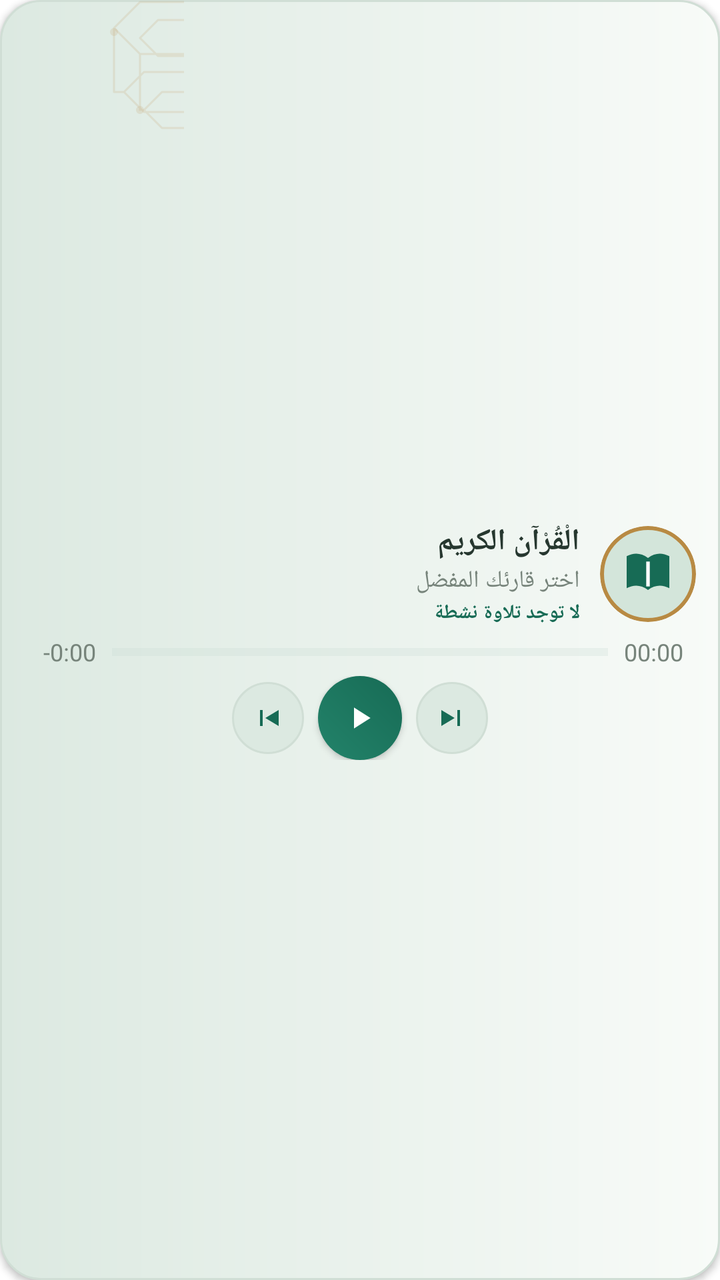
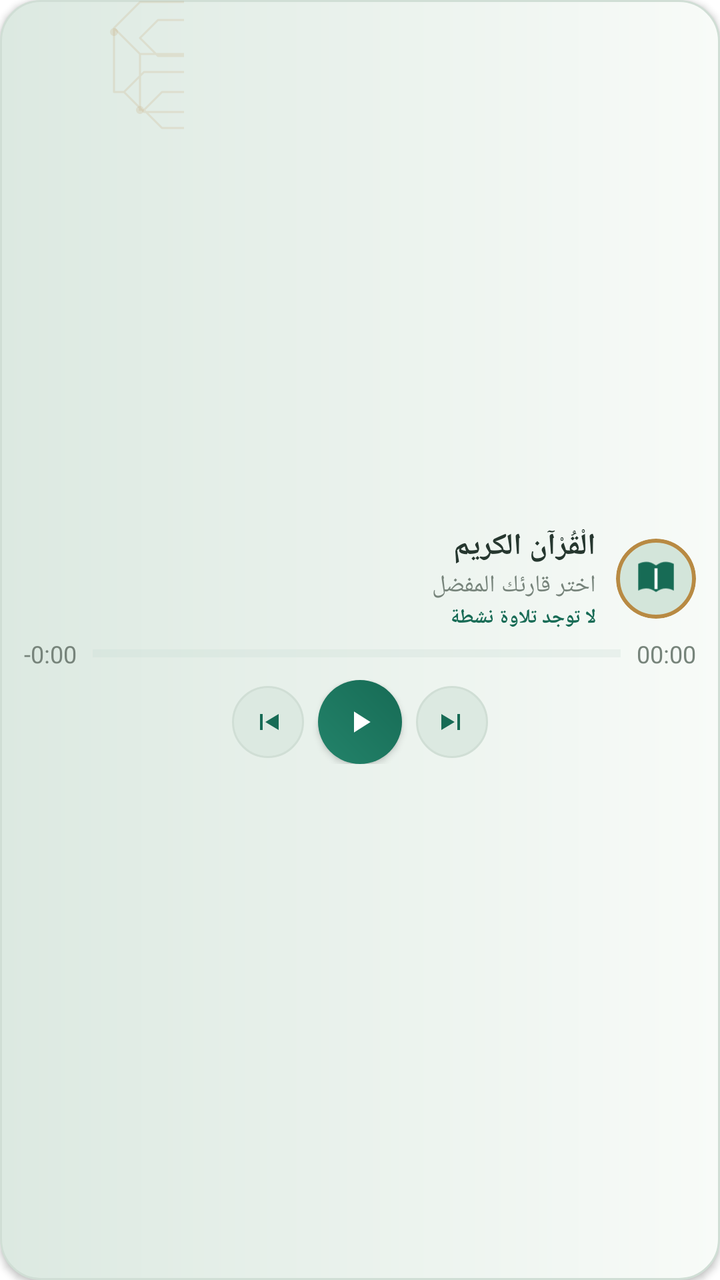

Compare the two renders of this Android layout. The source of the first and the diff that turns it into the second are given below.
<!-- AndroidManifest.xml: fallback theme Theme.MaterialComponents.DayNight.NoActionBar -->
<!-- res/layout/quran_audio_widget.xml -->
<LinearLayout xmlns:android="http://schemas.android.com/apk/res/android"
    android:id="@+id/quran_widget_root"
    android:layout_width="match_parent"
    android:layout_height="match_parent"
    android:background="@drawable/quran_audio_widget_background"
    android:gravity="center_vertical"
    android:layoutDirection="rtl"
    android:elevation="2dp"
    android:orientation="vertical"
    android:paddingStart="12dp"
    android:paddingTop="0dp"
    android:paddingEnd="12dp"
    android:paddingBottom="7dp">

    <LinearLayout
        android:id="@+id/quran_widget_main_area"
        android:layout_width="match_parent"
        android:layout_height="wrap_content"
        android:orientation="vertical"
        android:paddingTop="7dp"
        android:paddingBottom="3dp">

        <LinearLayout
            android:id="@+id/quran_widget_header"
            android:layout_width="match_parent"
            android:layout_height="54dp"
            android:gravity="center_vertical"
            android:orientation="horizontal">

        <ImageView
            android:id="@+id/quran_widget_avatar"
            android:layout_width="48dp"
            android:layout_height="48dp"
            android:background="@drawable/quran_audio_widget_avatar_background"
            android:clipToOutline="true"
            android:contentDescription="صورة القارئ"
            android:scaleType="centerCrop"
            android:src="@drawable/quran_audio_widget_avatar_fallback" />

        <LinearLayout
            android:layout_width="0dp"
            android:layout_height="wrap_content"
            android:layout_marginStart="10dp"
            android:layout_weight="1"
            android:gravity="center_vertical"
            android:orientation="vertical">

            <TextView
                android:id="@+id/quran_widget_surah"
                android:layout_width="match_parent"
                android:layout_height="wrap_content"
                android:ellipsize="end"
                android:fontFamily="sans"
                android:gravity="start"
                android:maxLines="1"
                android:text="الْقُرْآن الكريم"
                android:textColor="@color/quran_widget_primary_text"
                android:textSize="15sp"
                android:textStyle="bold" />

            <TextView
                android:id="@+id/quran_widget_reciter"
                android:layout_width="match_parent"
                android:layout_height="wrap_content"
                android:layout_marginTop="1dp"
                android:ellipsize="end"
                android:gravity="start"
                android:maxLines="1"
                android:text="اختر قارئك المفضل"
                android:textColor="@color/quran_widget_secondary_text"
                android:textSize="12sp" />

            <TextView
                android:id="@+id/quran_widget_state"
                android:layout_width="match_parent"
                android:layout_height="wrap_content"
                android:layout_marginTop="1dp"
                android:ellipsize="end"
                android:gravity="start"
                android:maxLines="1"
                android:text="لا توجد تلاوة نشطة"
                android:textColor="@color/quran_widget_accent"
                android:textSize="10sp"
                android:textStyle="bold"
                android:includeFontPadding="true" />
        </LinearLayout>
        </LinearLayout>

        <LinearLayout
            android:id="@+id/quran_widget_timeline"
            android:layout_width="match_parent"
            android:layout_height="18dp"
            android:layout_marginTop="3dp"
            android:gravity="center_vertical"
            android:orientation="horizontal">

        <Chronometer
            android:id="@+id/quran_widget_elapsed"
            android:layout_width="36dp"
            android:layout_height="wrap_content"
            android:gravity="start|center_vertical"
            android:textDirection="ltr"
            android:text="0:00"
            android:textColor="@color/quran_widget_secondary_text"
            android:textSize="12sp" />

        <ProgressBar
            android:id="@+id/quran_widget_progress"
            style="?android:attr/progressBarStyleHorizontal"
            android:layout_width="0dp"
            android:layout_height="4dp"
            android:layout_marginStart="8dp"
            android:layout_marginEnd="8dp"
            android:layout_weight="1"
            android:max="1000"
            android:progress="0"
            android:progressBackgroundTint="@color/quran_widget_progress_track"
            android:progressTint="@color/quran_widget_accent" />

        <TextView
            android:id="@+id/quran_widget_remaining"
            android:layout_width="36dp"
            android:layout_height="wrap_content"
            android:gravity="end|center_vertical"
            android:textDirection="ltr"
            android:text="-0:00"
            android:textColor="@color/quran_widget_secondary_text"
            android:textSize="12sp" />
        </LinearLayout>
    </LinearLayout>

    <LinearLayout
        android:layout_width="match_parent"
        android:layout_height="42dp"
        android:gravity="center"
        android:orientation="horizontal">

        <ImageButton
            android:id="@+id/quran_widget_next"
            android:layout_width="36dp"
            android:layout_height="36dp"
            android:layout_marginEnd="7dp"
            android:background="@drawable/quran_audio_widget_button"
            android:contentDescription="السُّورَة التالية"
            android:padding="10dp"
            android:scaleType="fitCenter"
            android:src="@drawable/quran_widget_next" />

        <ImageButton
            android:id="@+id/quran_widget_play_pause"
            android:layout_width="42dp"
            android:layout_height="42dp"
            android:background="@drawable/quran_audio_widget_primary_button"
            android:contentDescription="تشغيل التلاوة"
            android:elevation="2dp"
            android:padding="12dp"
            android:scaleType="fitCenter"
            android:src="@drawable/quran_widget_play" />

        <ImageButton
            android:id="@+id/quran_widget_previous"
            android:layout_width="36dp"
            android:layout_height="36dp"
            android:layout_marginStart="7dp"
            android:background="@drawable/quran_audio_widget_button"
            android:contentDescription="السُّورَة السابقة"
            android:padding="10dp"
            android:scaleType="fitCenter"
            android:src="@drawable/quran_widget_previous" />

    </LinearLayout>
</LinearLayout>
<!-- resources referenced by this layout -->
<resources>
  <color name="quran_widget_accent">#FF176B55</color>
  <color name="quran_widget_primary_text">#FF26372F</color>
  <color name="quran_widget_progress_track">#FFC6D9CF</color>
  <color name="quran_widget_secondary_text">#FF77847B</color>
  <!-- drawable quran_audio_widget_avatar_background (drawable) -->
  <shape xmlns:android="http://schemas.android.com/apk/res/android" android:shape="oval">
      <solid android:color="@color/quran_widget_avatar_surface" />
      <stroke android:width="2dp" android:color="@color/quran_widget_gold" />
  </shape>
  <!-- drawable quran_audio_widget_avatar_fallback (drawable) -->
  <vector xmlns:android="http://schemas.android.com/apk/res/android"
      android:width="54dp"
      android:height="54dp"
      android:viewportWidth="54"
      android:viewportHeight="54">
      <path android:fillColor="@color/quran_widget_accent" android:pathData="M27,18c-4,-3 -8,-3 -12,-1v18c4,-2 8,-2 12,1c4,-3 8,-3 12,-1V17c-4,-2 -8,-2 -12,1z" />
      <path android:fillColor="@color/quran_widget_on_accent" android:pathData="M26,20h2v14h-2z" />
  </vector>
  <!-- drawable quran_audio_widget_background (drawable) -->
  <layer-list xmlns:android="http://schemas.android.com/apk/res/android">
      <item>
          <shape android:shape="rectangle">
              <gradient
                  android:angle="0"
                  android:endColor="@color/quran_widget_surface"
                  android:startColor="@color/quran_widget_control_surface" />
              <stroke android:width="1dp" android:color="@color/quran_widget_border" />
              <corners android:radius="20dp" />
          </shape>
      </item>
      <item
          android:drawable="@drawable/quran_audio_widget_pattern"
          android:gravity="end|top"
          android:height="74dp"
          android:width="92dp" />
  </layer-list>
  <!-- drawable quran_audio_widget_button (drawable) -->
  <shape xmlns:android="http://schemas.android.com/apk/res/android" android:shape="oval">
      <solid android:color="@color/quran_widget_control_surface" />
      <stroke android:width="1dp" android:color="@color/quran_widget_border" />
  </shape>
  <!-- drawable quran_audio_widget_primary_button (drawable) -->
  <shape xmlns:android="http://schemas.android.com/apk/res/android" android:shape="oval">
      <gradient
          android:angle="45"
          android:endColor="@color/quran_widget_accent"
          android:startColor="@color/quran_widget_primary_button_start" />
  </shape>
  <!-- drawable quran_widget_next (drawable) -->
  <vector xmlns:android="http://schemas.android.com/apk/res/android"
      android:width="24dp"
      android:height="24dp"
      android:viewportWidth="24"
      android:viewportHeight="24">
      <path android:fillColor="@color/quran_widget_accent" android:pathData="M16,6h2v12h-2zM4,6v12l10,-6z" />
  </vector>
  <!-- drawable quran_widget_play (drawable) -->
  <vector xmlns:android="http://schemas.android.com/apk/res/android"
      android:width="24dp"
      android:height="24dp"
      android:viewportWidth="24"
      android:viewportHeight="24">
      <path android:fillColor="#FFFFFFFF" android:pathData="M8,5v14l11,-7z" />
  </vector>
  <!-- drawable quran_widget_previous (drawable) -->
  <vector xmlns:android="http://schemas.android.com/apk/res/android"
      android:width="24dp"
      android:height="24dp"
      android:viewportWidth="24"
      android:viewportHeight="24">
      <path android:fillColor="@color/quran_widget_accent" android:pathData="M6,6h2v12H6zM20,6v12L10,12z" />
  </vector>
  <color name="quran_widget_avatar_surface">#FFD3E5DA</color>
  <color name="quran_widget_gold">#FFB88A43</color>
  <color name="quran_widget_on_accent">#FFFFFFFF</color>
  <color name="quran_widget_surface">#FFF8FBF8</color>
  <color name="quran_widget_control_surface">#FFDCE9E1</color>
  <color name="quran_widget_border">#FFD0DED5</color>
  <color name="quran_widget_primary_button_start">#FF23836A</color>
  <color name="quran_widget_pattern">#24B88A43</color>
  <!-- unchanged entries left out for length: 1 -->
</resources>

<!-- the commit's change to res/layout/quran_audio_widget.xml (unified diff, before → after) -->
@@ -8,9 +8,9 @@
     android:elevation="2dp"
     android:orientation="vertical"
     android:paddingStart="12dp"
-    android:paddingTop="0dp"
+    android:paddingTop="4dp"
     android:paddingEnd="12dp"
-    android:paddingBottom="7dp">
+    android:paddingBottom="4dp">
 
     <LinearLayout
         android:id="@+id/quran_widget_main_area"
@@ -23,14 +23,14 @@
         <LinearLayout
             android:id="@+id/quran_widget_header"
             android:layout_width="match_parent"
-            android:layout_height="54dp"
+            android:layout_height="wrap_content"
             android:gravity="center_vertical"
             android:orientation="horizontal">
 
         <ImageView
             android:id="@+id/quran_widget_avatar"
-            android:layout_width="48dp"
-            android:layout_height="48dp"
+            android:layout_width="40dp"
+            android:layout_height="40dp"
             android:background="@drawable/quran_audio_widget_avatar_background"
             android:clipToOutline="true"
             android:contentDescription="صورة القارئ"
@@ -49,10 +49,8 @@
                 android:id="@+id/quran_widget_surah"
                 android:layout_width="match_parent"
                 android:layout_height="wrap_content"
-                android:ellipsize="end"
                 android:fontFamily="sans"
                 android:gravity="start"
-                android:maxLines="1"
                 android:text="الْقُرْآن الكريم"
                 android:textColor="@color/quran_widget_primary_text"
                 android:textSize="15sp"
@@ -63,9 +61,8 @@
                 android:layout_width="match_parent"
                 android:layout_height="wrap_content"
                 android:layout_marginTop="1dp"
-                android:ellipsize="end"
                 android:gravity="start"
-                android:maxLines="1"
+                android:maxLines="2"
                 android:text="اختر قارئك المفضل"
                 android:textColor="@color/quran_widget_secondary_text"
                 android:textSize="12sp" />
@@ -75,9 +72,8 @@
                 android:layout_width="match_parent"
                 android:layout_height="wrap_content"
                 android:layout_marginTop="1dp"
-                android:ellipsize="end"
                 android:gravity="start"
-                android:maxLines="1"
+                android:maxLines="2"
                 android:text="لا توجد تلاوة نشطة"
                 android:textColor="@color/quran_widget_accent"
                 android:textSize="10sp"
@@ -89,16 +85,17 @@
         <LinearLayout
             android:id="@+id/quran_widget_timeline"
             android:layout_width="match_parent"
-            android:layout_height="18dp"
+            android:layout_height="wrap_content"
             android:layout_marginTop="3dp"
             android:gravity="center_vertical"
             android:orientation="horizontal">
 
         <Chronometer
             android:id="@+id/quran_widget_elapsed"
-            android:layout_width="36dp"
+            android:layout_width="wrap_content"
             android:layout_height="wrap_content"
             android:gravity="start|center_vertical"
+            android:singleLine="true"
             android:textDirection="ltr"
             android:text="0:00"
             android:textColor="@color/quran_widget_secondary_text"
@@ -119,9 +116,10 @@
 
         <TextView
             android:id="@+id/quran_widget_remaining"
-            android:layout_width="36dp"
+            android:layout_width="wrap_content"
             android:layout_height="wrap_content"
             android:gravity="end|center_vertical"
+            android:singleLine="true"
             android:textDirection="ltr"
             android:text="-0:00"
             android:textColor="@color/quran_widget_secondary_text"
@@ -131,7 +129,9 @@
 
     <LinearLayout
         android:layout_width="match_parent"
-        android:layout_height="42dp"
+        android:layout_height="wrap_content"
+        android:paddingTop="2dp"
+        android:paddingBottom="2dp"
         android:gravity="center"
         android:orientation="horizontal">
 
